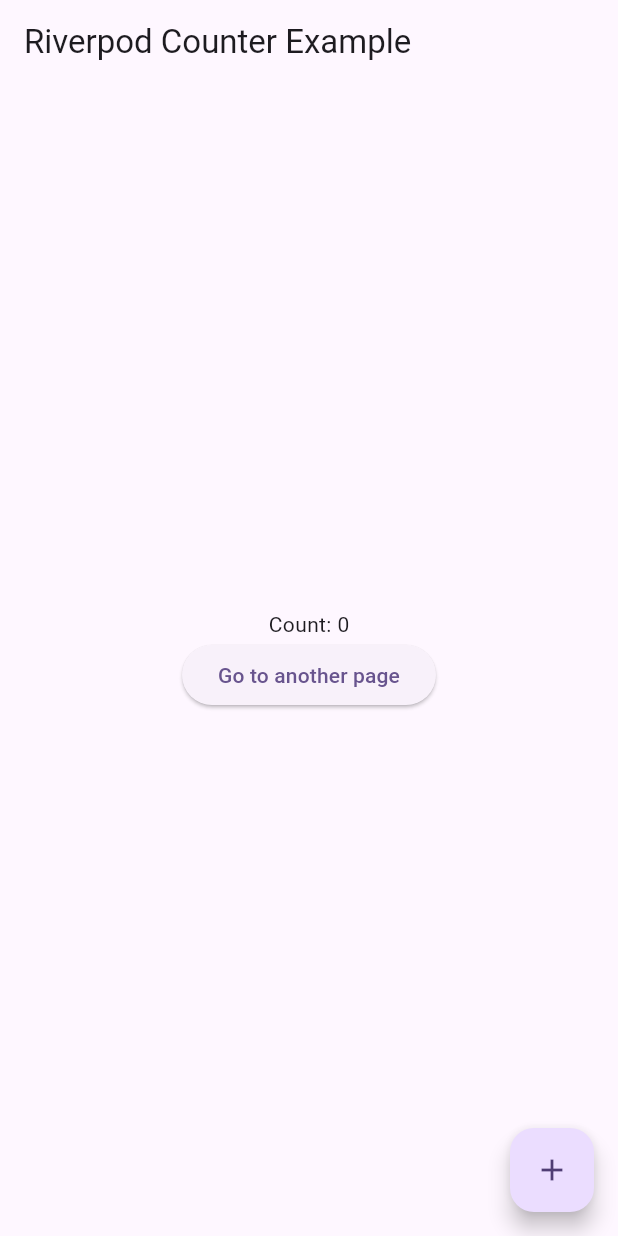
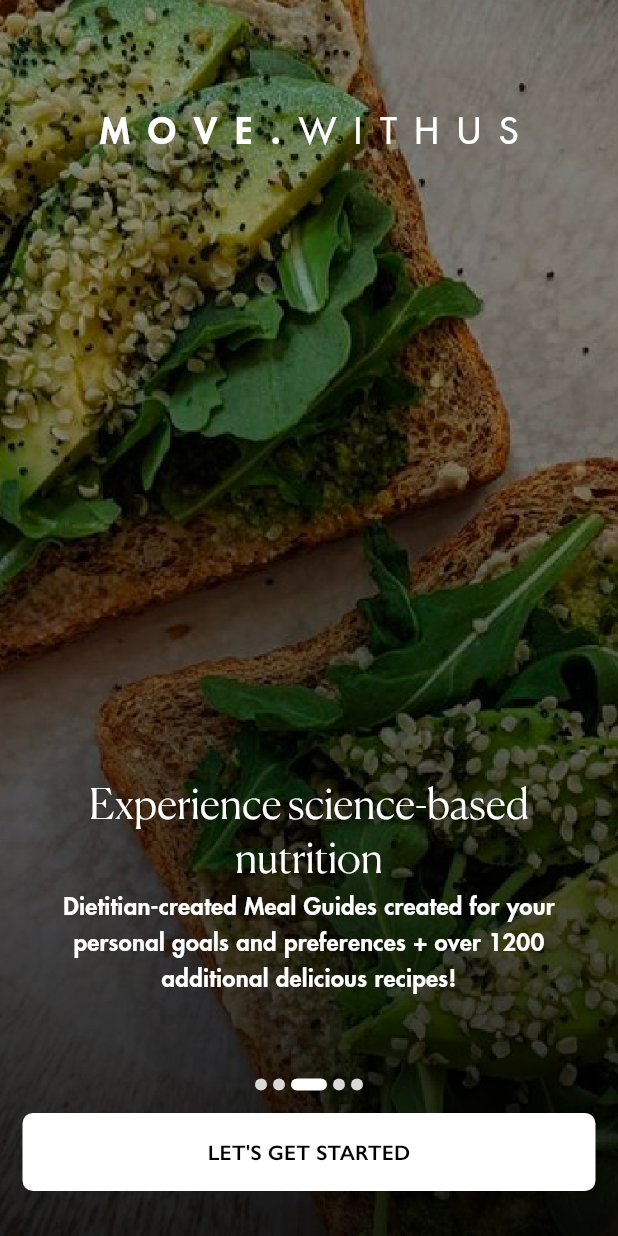
Before and after one commit to kang-theo/clone_test, a Flutter app: the screen it shows after launch, on a phone screen of 412 x 824 dp. Run offline on Flutter 3.47's test engine with Material 3 defaults, Android fonts, the light colour scheme and no system bars; drawn by our look-alikes of smooth_page_indicator; our stand-ins replace flutter_riverpod.

Commit message:
feat: split widgets & create themes with constants

```diff
--- /dev/null
+++ b/lib/common/widgets/base_button.dart
@@ -0,0 +1,39 @@
+import 'package:flutter/material.dart';
+
+class BaseButton extends StatelessWidget {
+  final String buttonText;
+  final Color backgroundColor;
+  final Color textColor;
+
+  const BaseButton({
+    super.key,
+    required this.buttonText,
+    required this.backgroundColor,
+    required this.textColor,
+  });
+
+  @override
+  Widget build(BuildContext context) {
+    return ElevatedButton(
+      onPressed: () {},
+      style: ElevatedButton.styleFrom(
+        foregroundColor: textColor,
+        backgroundColor: backgroundColor,
+        padding: const EdgeInsets.symmetric(vertical: 16),
+        elevation: 0,
+        splashFactory: NoSplash.splashFactory,
+        shape: RoundedRectangleBorder(
+          borderRadius: BorderRadius.circular(7),
+        ),
+      ),
+      child: Text(
+        buttonText.toUpperCase(),
+        style: TextStyle(
+          color: textColor,
+          fontSize: 14,
+          fontWeight: FontWeight.bold,
+        ),
+      ),
+    );
+  }
+}
--- /dev/null
+++ b/lib/constants/colors.dart
@@ -0,0 +1,23 @@
+import 'package:flutter/material.dart';
+
+class AppColors {
+  static const Color red = Color(0xffFF0000);
+  static const Color tangerine = Color(0xffF5833E);
+  static const Color blushPink = Color(0xffEBA6B7);
+  static const Color darkOrange = Color(0xffEBD0BB);
+  static const Color lightOrange = Color(0xffFFD4A6);
+  static const Color darkYellow = Color(0xffF6E077);
+  static const Color lightYellow = Color(0xffFFE486);
+  static const Color grassGreen = Color(0xffC5D7B1);
+  static const Color lightBlue = Color(0xff96C9DA);
+  static const Color royalBlue = Color(0xff2B58ED);
+
+  static const Color grey600 = Color(0xff6D6D6D);
+  static const Color grey400 = Color(0xffC4C4C4);
+  static const Color grey300 = Color(0xffD9D9D9);
+  static const Color grey200 = Color(0xffDBDDDF);
+  static const Color grey50 = Color(0xffF6F6F6);
+
+  static const Color black = Color(0xff000000);
+  static const Color white = Color(0xffffffff);
+}
--- a/lib/constants/texts.dart
+++ b/lib/constants/texts.dart
@@ -2,8 +2,48 @@
   static LaunchFlowTexts launchFlowTexts = LaunchFlowTexts();
 }
 
+class IntroSlideText {
+  final String title;
+  final String subTitle;
+
+  IntroSlideText({
+    required this.title,
+    required this.subTitle,
+  });
+}
+
 class LaunchFlowTexts {
-  final List<String> introSlideTexts;
+  final List<IntroSlideText> introSlideTexts;
+  final List<String> appTitle;
 
-  LaunchFlowTexts() : introSlideTexts = [];
+  LaunchFlowTexts()
+      : introSlideTexts = [
+          IntroSlideText(
+            title: "Welcome to  our female fitness community",
+            subTitle: "We're so excited be a part of your journey to evolve!",
+          ),
+          IntroSlideText(
+            title: "Home & gym workouts",
+            subTitle:
+                "Choose from hundreds of workouts with video demonstrations, exercise swap options and more.",
+          ),
+          IntroSlideText(
+            title: "Experience science-based nutrition",
+            subTitle:
+                "Dietitian-created Meal Guides created for your personal goals and preferences + over 1200 additional delicious recipes!",
+          ),
+          IntroSlideText(
+            title: "Progress tracking and accountability",
+            subTitle:
+                "Set daily tasks and track your hydration, activity, nutrition, sleep and so much more.",
+          ),
+          IntroSlideText(
+            title: "Support and Guidance",
+            subTitle: "We're on this journey with you, every step of the way!",
+          ),
+        ],
+        appTitle = [
+          'move.',
+          'withus',
+        ].map((str) => str.toUpperCase()).toList();
 }
--- a/lib/main.dart
+++ b/lib/main.dart
@@ -2,6 +2,7 @@
 import 'package:flutter_riverpod/flutter_riverpod.dart';
 import 'package:mwu/routes/router_delegate.dart';
 import 'package:mwu/routes/router_info_parser.dart';
+import 'package:mwu/theme/theme.dart';
 
 void main() {
   runApp(
@@ -32,12 +33,7 @@
   Widget build(BuildContext context) {
     return MaterialApp.router(
       title: 'MWU',
-      theme: ThemeData(
-        colorScheme: ColorScheme.fromSeed(
-          seedColor: Colors.deepPurple,
-        ),
-        useMaterial3: true,
-      ),
+      theme: AppTheme.theme,
       routerDelegate: _routerDelegate,
       routeInformationParser: _routerInformationParser,
       debugShowCheckedModeBanner: false,
--- a/lib/routes/router_delegate.dart
+++ b/lib/routes/router_delegate.dart
@@ -1,8 +1,6 @@
-import 'dart:developer';
-
 import 'package:flutter/material.dart';
 import 'package:mwu/routes/route_path.dart';
-import 'package:mwu/scenes/riverpod_use_example/riverpod_example_view.dart';
+import 'package:mwu/scenes/app_launch/views/splash_page_view.dart';
 
 class MWURouterDelegate extends RouterDelegate<MWURoutePath>
     with ChangeNotifier, PopNavigatorRouterDelegateMixin<MWURoutePath> {
@@ -21,8 +19,8 @@
 
   final List<Page> _pages = <Page>[
     const MaterialPage(
-      name: "example",
-      child: RiverPodExample(),
+      name: "splash",
+      child: SplashPage(),
     ),
   ];
 
--- a/lib/scenes/app_lauch/splash_page/splash_page_view.dart
+++ /dev/null
@@ -1,187 +0,0 @@
-import 'dart:async';
-import 'dart:developer';
-
-import 'package:flutter/material.dart';
-import 'package:smooth_page_indicator/smooth_page_indicator.dart';
-import 'package:mwu/constants/images.dart';
-
-class SplashPage extends StatefulWidget {
-  const SplashPage({super.key});
-
-  @override
-  SplashPageState createState() => SplashPageState();
-}
-
-class SplashPageState extends State<SplashPage> {
-  final PageController _pageController = PageController(initialPage: 1000);
-  int _currentPageIndex = 1000;
-  bool _isAutoScrollPaused = false;
-
-  @override
-  void initState() {
-    super.initState();
-    _startAutoScroll();
-  }
-
-  void _startAutoScroll() {
-    Future.delayed(
-      const Duration(seconds: 3),
-      () {
-        log(_isAutoScrollPaused.toString());
-        if (_isAutoScrollPaused) return;
-
-        final scrollToPageIndex =
-            _currentPageIndex % 5 < 4 ? _currentPageIndex + 1 : 0;
-        _pageController.animateToPage(
-          scrollToPageIndex,
-          duration: const Duration(milliseconds: 100),
-          curve: Curves.ease,
-        );
-        _startAutoScroll();
-      },
-    );
-  }
-
-  @override
-  Widget build(BuildContext context) {
-    final introSlideImages = MWUImages.launchFlow.introSlideImages;
-    final children = introSlideImages.map(
-      (String imageUrl) {
-        precacheImage(AssetImage(imageUrl), context);
-        return ClipRRect(
-          child: Transform(
-            transform: Matrix4.identity()..scale(1.15),
-            alignment: Alignment.bottomCenter,
-            child: Image.asset(
-              imageUrl,
-              fit: BoxFit.cover,
-            ),
-          ),
-        );
-      },
-    ).toList();
-
-    return GestureDetector(
-      onPanDown: (_) {
-        setState(() {
-          _isAutoScrollPaused = true;
-        });
-      },
-      onPanEnd: (_) {
-        setState(() {
-          _isAutoScrollPaused = false;
-          _startAutoScroll();
-        });
-      },
-      child: Scaffold(
-        body: SizedBox(
-          height: MediaQuery.of(context).size.height * 1.076,
-          child: Stack(
-            alignment: const AlignmentDirectional(0, -1),
-            children: [
-              SizedBox(
-                width: double.infinity,
-                height: MediaQuery.of(context).size.height * 1,
-                child: PageView.builder(
-                  controller: _pageController,
-                  scrollDirection: Axis.horizontal,
-                  onPageChanged: (index) {
-                    setState(() {
-                      _currentPageIndex = index.abs();
-                      log(_currentPageIndex.toString());
-                    });
-                  },
-                  itemBuilder: (context, index) {
-                    return children[(index % children.length).abs()];
-                  },
-                ),
-              ),
-              Column(
-                crossAxisAlignment: CrossAxisAlignment.stretch,
-                mainAxisAlignment: MainAxisAlignment.spaceBetween,
-                children: [
-                  const Padding(
-                    padding: EdgeInsetsDirectional.fromSTEB(0, 40, 0, 40),
-                    child: Row(
-                      mainAxisSize: MainAxisSize.max,
-                      mainAxisAlignment: MainAxisAlignment.center,
-                      children: [
-                        Text(
-                          'M O V E . W I T H U S',
-                          style: TextStyle(
-                            color: Colors.white,
-                            fontSize: 18,
-                            fontWeight: FontWeight.bold,
-                          ),
-                        ),
-                      ],
-                    ),
-                  ),
-                  Column(
-                    crossAxisAlignment: CrossAxisAlignment.stretch,
-                    mainAxisAlignment: MainAxisAlignment.end,
-                    children: [
-                      Row(
-                        mainAxisAlignment: MainAxisAlignment.center,
-                        children: [
-                          SmoothPageIndicator(
-                            controller: _pageController,
-                            count: children.length,
-                            axisDirection: Axis.horizontal,
-                            onDotClicked: (i) async {
-                              await _pageController.animateToPage(
-                                i +
-                                    (_currentPageIndex / children.length)
-                                            .floor() *
-                                        children.length,
-                                duration: const Duration(milliseconds: 500),
-                                curve: Curves.ease,
-                              );
-                            },
-                            effect: ExpandingDotsEffect(
-                              expansionFactor: 3,
-                              spacing: 4,
-                              radius: 16,
-                              dotWidth: 8,
-                              dotHeight: 8,
-                              dotColor: Colors.grey.shade300,
-                              activeDotColor: Colors.white,
-                              paintStyle: PaintingStyle.fill,
-                            ),
-                          ),
-                        ],
-                      ),
-                      Padding(
-                        padding: const EdgeInsets.all(15),
-                        child: ElevatedButton(
-                          onPressed: () {},
-                          style: ElevatedButton.styleFrom(
-                            backgroundColor: Colors.white,
-                            padding: const EdgeInsets.symmetric(vertical: 16),
-                            elevation: 3,
-                            splashFactory: NoSplash.splashFactory,
-                            shape: RoundedRectangleBorder(
-                              borderRadius: BorderRadius.circular(7),
-                            ),
-                          ),
-                          child: const Text(
-                            'LET\'S GET STARTED',
-                            style: TextStyle(
-                              color: Colors.black,
-                              fontSize: 14,
-                              fontWeight: FontWeight.bold,
-                            ),
-                          ),
-                        ),
-                      ),
-                    ],
-                  ),
-                ],
-              ),
-            ],
-          ),
-        ),
-      ),
-    );
-  }
-}
--- /dev/null
+++ b/lib/scenes/app_launch/views/splash_page_view.dart
@@ -0,0 +1,93 @@
+import 'package:flutter/material.dart';
+import 'package:mwu/common/widgets/base_button.dart';
+import 'package:mwu/constants/texts.dart';
+import 'package:mwu/scenes/app_launch/widgets/slides.dart';
+import 'package:mwu/scenes/app_launch/widgets/slide_page_indicator.dart';
+
+class SplashPage extends StatefulWidget {
+  const SplashPage({super.key});
+
+  @override
+  SplashPageState createState() => SplashPageState();
+}
+
+class SplashPageState extends State<SplashPage> {
+  int currentPageIndex = 1000;
+  final PageController pageController = PageController(initialPage: 1000);
+
+  @override
+  Widget build(BuildContext context) {
+    final appTitle = MWUTexts.launchFlowTexts.appTitle;
+
+    return Scaffold(
+      body: SizedBox(
+        height: MediaQuery.of(context).size.height * 1.076,
+        child: Stack(
+          alignment: const AlignmentDirectional(0, -1),
+          children: [
+            Slides(
+              pageController: pageController,
+              currentPageIndex: currentPageIndex,
+              onPageChanged: (index) {
+                setState(() {
+                  currentPageIndex = index;
+                });
+              },
+            ),
+            Column(
+              crossAxisAlignment: CrossAxisAlignment.stretch,
+              mainAxisAlignment: MainAxisAlignment.spaceBetween,
+              children: [
+                Padding(
+                  padding: const EdgeInsetsDirectional.only(top: 70),
+                  child: Row(
+                    mainAxisSize: MainAxisSize.max,
+                    mainAxisAlignment: MainAxisAlignment.center,
+                    children: [
+                      Text(
+                        appTitle[0],
+                        style: Theme.of(context).textTheme.titleSmall?.copyWith(
+                              fontWeight: FontWeight.bold,
+                              color: Theme.of(context).colorScheme.primary,
+                            ),
+                      ),
+                      Text(
+                        appTitle[1],
+                        style: Theme.of(context).textTheme.titleSmall?.copyWith(
+                              color: Theme.of(context).colorScheme.primary,
+                            ),
+                      ),
+                    ],
+                  ),
+                ),
+                Column(
+                  crossAxisAlignment: CrossAxisAlignment.stretch,
+                  mainAxisAlignment: MainAxisAlignment.end,
+                  children: [
+                    Row(
+                      mainAxisAlignment: MainAxisAlignment.center,
+                      children: [
+                        SlidePageIndicator(
+                          pageController: pageController,
+                          currentPageIndex: currentPageIndex,
+                        ),
+                      ],
+                    ),
+                    Padding(
+                      padding: const EdgeInsets.fromLTRB(15, 15, 15, 30),
+                      child: BaseButton(
+                        backgroundColor: Theme.of(context).colorScheme.primary,
+                        textColor: Theme.of(context).colorScheme.secondary,
+                        buttonText: "Let's get started",
+                      ),
+                    ),
+                  ],
+                ),
+              ],
+            ),
+          ],
+        ),
+      ),
+    );
+  }
+}
--- /dev/null
+++ b/lib/scenes/app_launch/widgets/slide_page_indicator.dart
@@ -0,0 +1,44 @@
+import 'package:flutter/material.dart';
+import 'package:mwu/constants/colors.dart';
+import 'package:mwu/constants/images.dart';
+import 'package:smooth_page_indicator/smooth_page_indicator.dart';
+
+class SlidePageIndicator extends StatelessWidget {
+  const SlidePageIndicator({
+    super.key,
+    required this.pageController,
+    required this.currentPageIndex,
+  });
+
+  final PageController pageController;
+  final int currentPageIndex;
+
+  @override
+  Widget build(BuildContext context) {
+    final slideImages = MWUImages.launchFlow.introSlideImages;
+    return SmoothPageIndicator(
+      controller: pageController,
+      count: slideImages.length,
+      axisDirection: Axis.horizontal,
+      onDotClicked: (i) async {
+        await pageController.animateToPage(
+          i +
+              (currentPageIndex / slideImages.length).floor() *
+                  slideImages.length,
+          duration: const Duration(milliseconds: 500),
+          curve: Curves.ease,
+        );
+      },
+      effect: const ExpandingDotsEffect(
+        expansionFactor: 3,
+        spacing: 4,
+        radius: 16,
+        dotWidth: 8,
+        dotHeight: 8,
+        dotColor: AppColors.grey300,
+        activeDotColor: AppColors.white,
+        paintStyle: PaintingStyle.fill,
+      ),
+    );
+  }
+}
--- /dev/null
+++ b/lib/scenes/app_launch/widgets/slide_text.dart
@@ -0,0 +1,56 @@
+import 'package:flutter/material.dart';
+
+class SlideText extends StatelessWidget {
+  final String title;
+  final String subTitle;
+
+  const SlideText({
+    super.key,
+    required this.title,
+    required this.subTitle,
+  });
+
+  @override
+  Widget build(BuildContext context) {
+    return Column(
+      mainAxisAlignment: MainAxisAlignment.end,
+      crossAxisAlignment: CrossAxisAlignment.center,
+      children: [
+        Row(
+          mainAxisAlignment: MainAxisAlignment.center,
+          children: [
+            SizedBox(
+              width: MediaQuery.of(context).size.width * 0.72,
+              child: Text(
+                title,
+                textAlign: TextAlign.center,
+                style: Theme.of(context)
+                    .textTheme
+                    .headlineMedium!
+                    .copyWith(color: Theme.of(context).colorScheme.primary),
+              ),
+            ),
+          ],
+        ),
+        Row(
+          mainAxisAlignment: MainAxisAlignment.center,
+          children: [
+            SizedBox(
+              width: MediaQuery.of(context).size.width * 0.85,
+              child: Text(
+                subTitle,
+                textAlign: TextAlign.center,
+                style: Theme.of(context).textTheme.titleMedium!.copyWith(
+                      color: Theme.of(context).colorScheme.primary,
+                    ),
+              ),
+            ),
+          ],
+        ),
+        const SizedBox(
+          height: 160,
+        ),
+      ],
+    );
+  }
+}
--- /dev/null
+++ b/lib/scenes/app_launch/widgets/slides.dart
@@ -0,0 +1,117 @@
+import 'dart:async';
+
+import 'package:flutter/material.dart';
+import 'package:mwu/constants/images.dart';
+import 'package:mwu/constants/texts.dart';
+import 'package:mwu/scenes/app_launch/widgets/slide_text.dart';
+
+class Slides extends StatefulWidget {
+  const Slides({
+    super.key,
+    required this.pageController,
+    required this.currentPageIndex,
+    required this.onPageChanged,
+  });
+
+  final PageController pageController;
+  final void Function(int) onPageChanged;
+  final int currentPageIndex;
+
+  @override
+  State<Slides> createState() => _SlidesState();
+}
+
+class _SlidesState extends State<Slides> {
+  late Timer autoScrollTimer;
+
+  @override
+  void initState() {
+    super.initState();
+    autoScrollTimer = startAutoScroll();
+  }
+
+  @override
+  void dispose() {
+    autoScrollTimer.cancel();
+    super.dispose();
+  }
+
+  Timer startAutoScroll() {
+    return Timer.periodic(
+      const Duration(seconds: 3),
+      (_) {
+        final scrollToPageIndex = widget.currentPageIndex % 5 < 4
+            ? widget.currentPageIndex + 1
+            : 1000;
+        widget.pageController.animateToPage(
+          scrollToPageIndex,
+          duration: const Duration(milliseconds: 100),
+          curve: Curves.ease,
+        );
+      },
+    );
+  }
+
+  List<Widget> buildSlideImages(BuildContext context) {
+    return MWUImages.launchFlow.introSlideImages.map(
+      (String imageUrl) {
+        precacheImage(AssetImage(imageUrl), context);
+        return SizedBox(
+          height: double.infinity,
+          child: ClipRRect(
+            child: Transform(
+              transform: Matrix4.identity()..scale(1.15),
+              alignment: const FractionalOffset(
+                0.5,
+                0.75,
+              ),
+              child: Image.asset(
+                imageUrl,
+                fit: BoxFit.cover,
+              ),
+            ),
+          ),
+        );
+      },
+    ).toList();
+  }
+
+  @override
+  Widget build(BuildContext context) {
+    final slideImages = buildSlideImages(context);
+    final slideTexts = MWUTexts.launchFlowTexts.introSlideTexts;
+
+    return Listener(
+      onPointerDown: (_) {
+        autoScrollTimer.cancel();
+      },
+      onPointerUp: (_) {
+        setState(() {
+          autoScrollTimer = startAutoScroll();
+        });
+      },
+      child: PageView.builder(
+        controller: widget.pageController,
+        scrollDirection: Axis.horizontal,
+        onPageChanged: widget.onPageChanged,
+        itemBuilder: (context, index) {
+          final pageCount = index % slideImages.length;
+          final slideText = slideTexts[pageCount];
+          final title = slideText.title;
+          final subTitle = slideText.subTitle;
+          final slideImage = slideImages[pageCount];
+
+          return Stack(
+            children: [
+              slideImage,
+              SlideText(
+                title: title,
+                subTitle: subTitle,
+              ),
+            ],
+          );
+        },
+      ),
+    );
+  }
+}
--- /dev/null
+++ b/lib/theme/color_theme.dart
@@ -0,0 +1,11 @@
+import 'package:flutter/material.dart';
+import 'package:mwu/constants/colors.dart';
+
+class AppColorScheme {
+  static ColorScheme get scheme => const ColorScheme.light(
+        primary: AppColors.white,
+        onPrimary: AppColors.black,
+        secondary: AppColors.black,
+        onSecondary: AppColors.white,
+      );
+}
--- /dev/null
+++ b/lib/theme/text_theme.dart
@@ -0,0 +1,25 @@
+import 'package:flutter/material.dart';
+
+class AppTextTheme {
+  static TextTheme get theme => const TextTheme(
+        headlineMedium: TextStyle(
+          fontFamily: 'Canela',
+          fontSize: 28.0,
+          fontWeight: FontWeight.w300,
+        ),
+        titleMedium: TextStyle(
+          fontFamily: 'Futura Std',
+          fontSize: 16.0,
+          fontWeight: FontWeight.w700,
+        ),
+        labelLarge: TextStyle(
+          fontFamily: 'Gill Sans',
+          fontSize: 18.0,
+        ),
+        titleSmall: TextStyle(
+          fontFamily: 'Futura Std',
+          fontSize: 24.0,
+          letterSpacing: 12.0,
+        ),
+      );
+}
--- /dev/null
+++ b/lib/theme/theme.dart
@@ -0,0 +1,10 @@
+import 'package:flutter/material.dart';
+import 'package:mwu/theme/color_theme.dart';
+import 'package:mwu/theme/text_theme.dart';
+
+class AppTheme {
+  static ThemeData get theme => ThemeData(
+        textTheme: AppTextTheme.theme,
+        colorScheme: AppColorScheme.scheme,
+      );
+}
--- a/pubspec.yaml
+++ b/pubspec.yaml
@@ -80,7 +80,7 @@
   # list giving the asset and other descriptors for the font. For
   # example:
   fonts:
-    - family: Futura Std Book
+    - family: Futura Std
       fonts:
         - asset: resources/fonts/FuturaStd/FuturaStdBook.otf
           weight: 400
```
Also changed, not shown: lib/theme/color.dart (deleted), lib/theme/font_size.dart (deleted), 1 other file.
